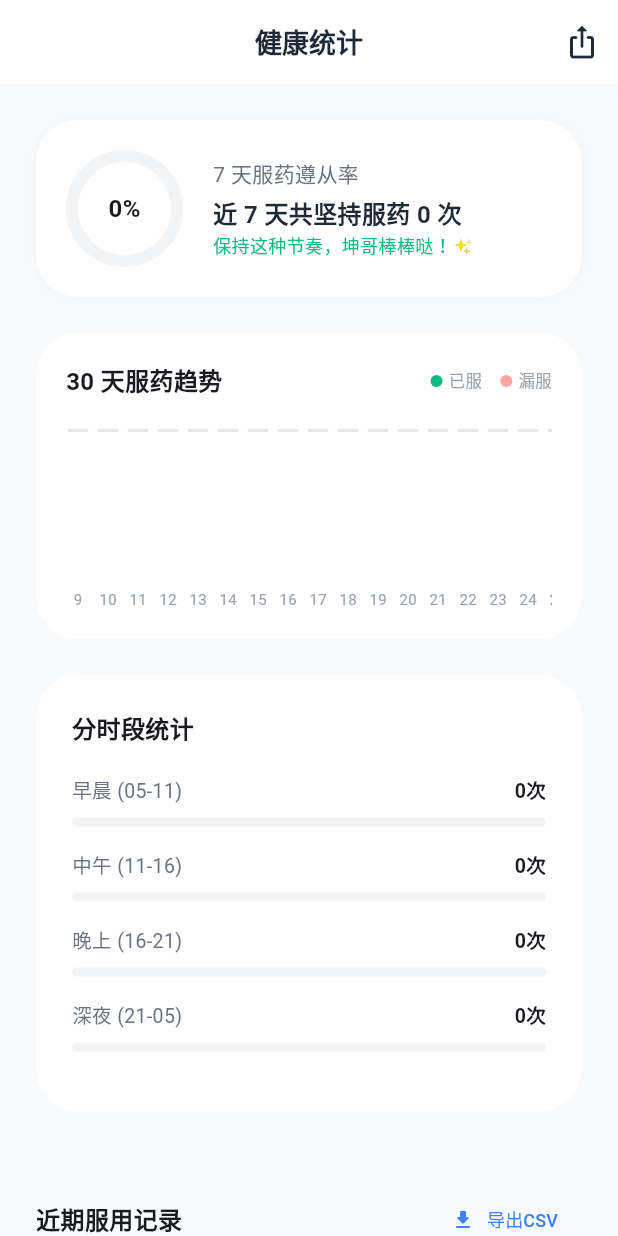
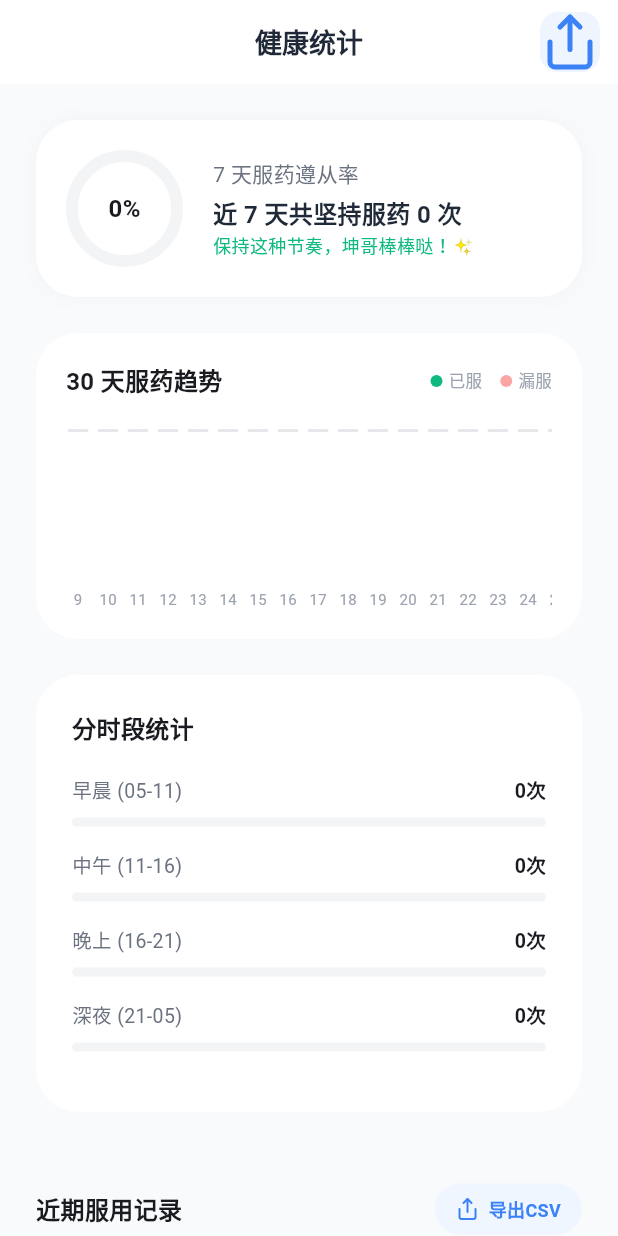
Before and after one commit to xkun1/yao_ji_qing, a Flutter app: the StatsScreen screen opened directly, on a phone screen of 412 x 824 dp. Run offline on Flutter 3.47's test engine with Material 3 defaults, Android fonts, the phone set to English and light mode, and no system bars; our stand-ins replace audioplayers, device_info_plus, flutter_local_notifications, flutter_markdown_plus, flutter_svg, image_picker and 5 more; missing offline and left inert: background_downloader, flutter_gemma, google_mlkit_text_recognition, sherpa_onnx; accounts and stored records are empty; generated files the repository leaves out were written again; statements that could not run were skipped.

Commit message:
feat: 统计页面分享图标替换为精美 SVG 图标

```diff
--- a/lib/views/stats_screen.dart
+++ b/lib/views/stats_screen.dart
@@ -5,6 +5,7 @@ import 'package:intl/intl.dart';
 import 'package:isar/isar.dart';
 import 'package:path_provider/path_provider.dart';
 import 'package:share_plus/share_plus.dart';
+import 'package:flutter_svg/flutter_svg.dart';
 
 import '../core/strings.dart';
 import '../models/medicine.dart';
@@ -187,10 +188,25 @@ class _StatsScreenState extends State<StatsScreen> {
         elevation: 0,
         actions: [
           if (!_isLoading)
-            IconButton(
-              icon: const Icon(Icons.ios_share_rounded),
-              tooltip: '导出服药记录',
-              onPressed: _exportCsv,
+            Padding(
+              padding: const EdgeInsets.only(right: 12),
+              child: GestureDetector(
+                onTap: _exportCsv,
+                child: Container(
+                  width: 40,
+                  height: 40,
+                  decoration: BoxDecoration(
+                    color: const Color(0xFF3B82F6).withValues(alpha: 0.08),
+                    borderRadius: BorderRadius.circular(12),
+                  ),
+                  child: SvgPicture.asset(
+                    'assets/icons/share.svg',
+                    colorFilter: const ColorFilter.mode(Color(0xFF3B82F6), BlendMode.srcIn),
+                    width: 22,
+                    height: 22,
+                  ),
+                ),
+              ),
             ),
         ],
       ),
@@ -520,11 +536,32 @@ class _StatsScreenState extends State<StatsScreen> {
       children: [
         const Text("近期服用记录",
             style: TextStyle(fontSize: 16, fontWeight: FontWeight.bold)),
-        TextButton.icon(
-          onPressed: _exportCsv,
-          icon: const Icon(Icons.download_rounded, size: 16),
-          label: const Text("导出CSV",
-              style: TextStyle(fontSize: 12, color: Color(0xFF3B82F6))),
+        GestureDetector(
+          onTap: _exportCsv,
+          child: Container(
+            padding: const EdgeInsets.symmetric(horizontal: 14, vertical: 8),
+            decoration: BoxDecoration(
+              color: const Color(0xFFEFF6FF),
+              borderRadius: BorderRadius.circular(20),
+            ),
+            child: Row(
+              mainAxisSize: MainAxisSize.min,
+              children: [
+                SvgPicture.asset(
+                  'assets/icons/share.svg',
+                  width: 16,
+                  height: 16,
+                  colorFilter: const ColorFilter.mode(Color(0xFF3B82F6), BlendMode.srcIn),
+                ),
+                const SizedBox(width: 6),
+                const Text("导出CSV",
+                    style: TextStyle(
+                        fontSize: 12,
+                        color: Color(0xFF3B82F6),
+                        fontWeight: FontWeight.w600)),
+              ],
+            ),
+          ),
         ),
       ],
     );
--- a/pubspec.yaml
+++ b/pubspec.yaml
@@ -76,3 +76,4 @@ flutter:
   assets:
     - assets/images/
     - assets/lottie/
+    - assets/icons/
```
Also changed, not shown: assets/icons/share.svg (added).
